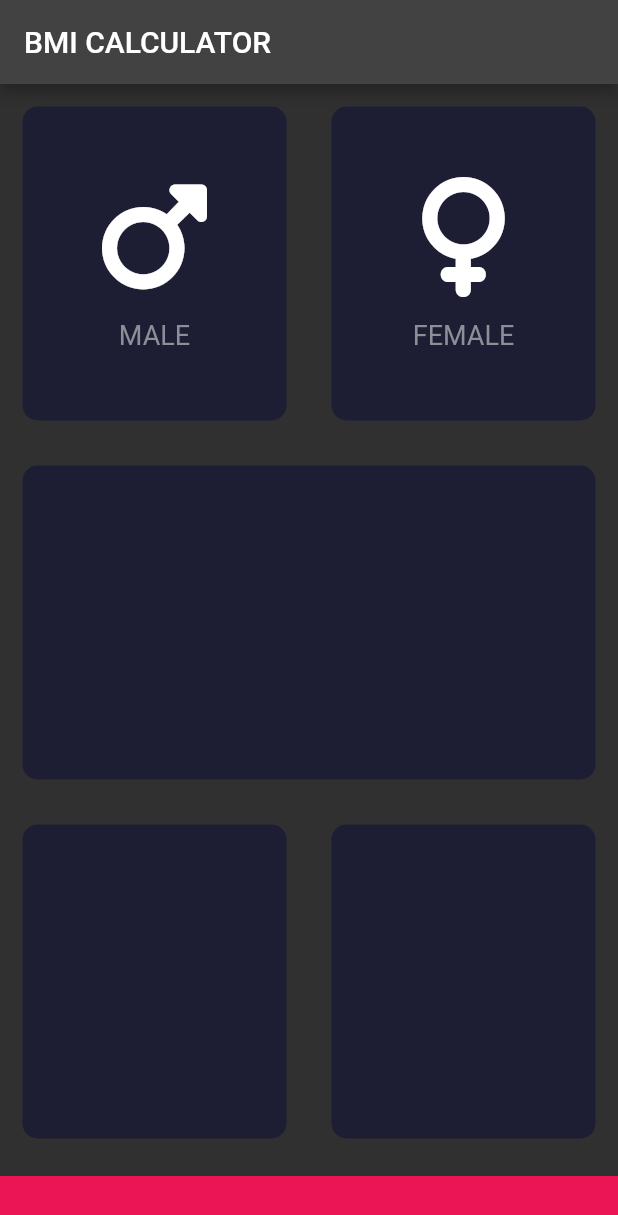
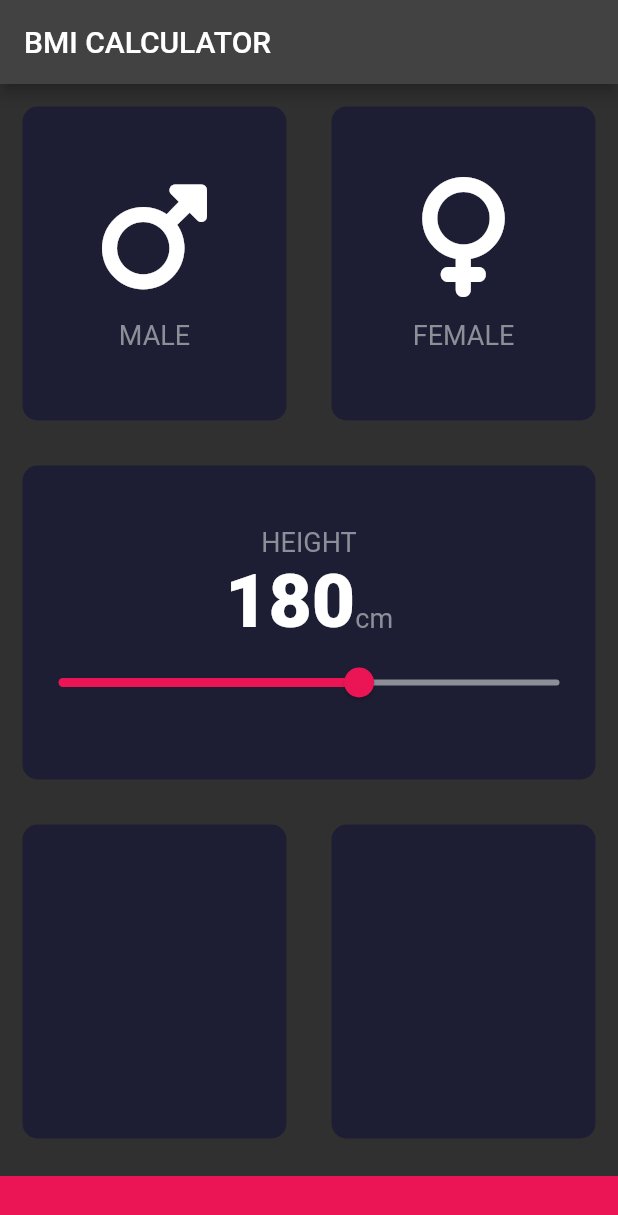
Before and after one commit to PratikBali/bmi_calculator_flutter, a Flutter app: the screen it shows after launch, on a phone screen of 412 x 824 dp. Shown: the top 1215 px of the screen. Run offline on Flutter 3.47's test engine with Material 2 defaults, Android fonts, the phone set to English and light mode, and no system bars; our stand-ins replace font_awesome_flutter.

Commit message:
added height slider

```diff
--- a/lib/input_page.dart
+++ b/lib/input_page.dart
@@ -8,10 +8,9 @@ class InputPage extends StatefulWidget {
 }
 
 class _InputPageState extends State<InputPage> {
-  Color maleCardColor = kDarkBlue;
-  Color femaleCardColor = kDarkBlue;
 
   Gender selectedGender = Gender.none;
+  int height = 180;
 
   @override
   Widget build(BuildContext context) {
@@ -20,6 +19,7 @@ class _InputPageState extends State<InputPage> {
         title: Text('BMI CALCULATOR'),
       ),
       body: Column(
+        crossAxisAlignment: CrossAxisAlignment.stretch,
         children: <Widget>[
           Expanded(
               child: Row(
@@ -48,15 +48,44 @@ class _InputPageState extends State<InputPage> {
               )
             ],
           )),
-          Expanded(child: ReuseContainer(kDarkBlue, Container(),
-                () => {
+          Expanded(
+            child: ReuseContainer(
+              kDarkBlue,
+              Column(
+                mainAxisAlignment: MainAxisAlignment.center,
+                children: <Widget>[
+                  Text('HEIGHT',style: kLabelTextStyle),
+                  Row(
+                    mainAxisAlignment: MainAxisAlignment.center,
+                    crossAxisAlignment: CrossAxisAlignment.baseline,
+                    textBaseline: TextBaseline.alphabetic,
+                    children: <Widget>[
+                      Text(height.toString(),style: kNumberTextStyle),
+                      Text('cm',style: kLabelTextStyle),
+                    ],
+                  ),
+                  Slider(
+                      value: height.toDouble(),
+                      min: 120.0,
+                      max: 220.0,
+                      activeColor: kDarkPink,
+                      inactiveColor: kLightGrey,
+                      onChanged: (double newValue) {
+                        setState(() {
+                          height = newValue.round();
+                        });
+                      }
+                  )
+                ],
+              ),
+              () => {
               setState(() {
                 print('middle button');
               })
             },
           )),
           Expanded(
-              child: Row(
+            child: Row(
             children: <Widget>[
               Expanded(child: ReuseContainer(kDarkBlue, Container(),
                     () => {
--- a/lib/reuse_icon_text.dart
+++ b/lib/reuse_icon_text.dart
@@ -18,7 +18,7 @@ class ReuseIconText extends StatelessWidget {
         SizedBox(height: 15.0),
         Text(
           labelText,
-          style: labelTextStyle,
+          style: kLabelTextStyle,
         )
       ],
     );
--- a/lib/variables.dart
+++ b/lib/variables.dart
@@ -6,8 +6,36 @@ const kLightGrey = Color(0xFF8D8E98);
 const kDarkGrey = Color(0xFF111328);
 const kMaterialBlack = Colors.black;
 
-
-const labelTextStyle = TextStyle(
+const kLabelTextStyle = TextStyle(
     fontSize: 18.0,
     color: kLightGrey
 );
+const kNumberTextStyle = TextStyle(
+  fontSize: 50.0,
+  fontWeight: FontWeight.w900,
+);
+
+const kLargeButtonTextStyle = TextStyle(
+  fontSize: 25.0,
+  fontWeight: FontWeight.bold,
+);
+
+const kTitleTextStyle = TextStyle(
+  fontSize: 50.0,
+  fontWeight: FontWeight.bold,
+);
+
+const kResultTextStyle = TextStyle(
+  color: Color(0xFF24D876),
+  fontSize: 22.0,
+  fontWeight: FontWeight.bold,
+);
+
+const kBMITextStyle = TextStyle(
+  fontSize: 100.0,
+  fontWeight: FontWeight.bold,
+);
+
+const kBodyTextStyle = TextStyle(
+  fontSize: 22.0,
+);
```
Also changed, not shown: lib/calculator_brain.dart (added, +35 -0 lines).
